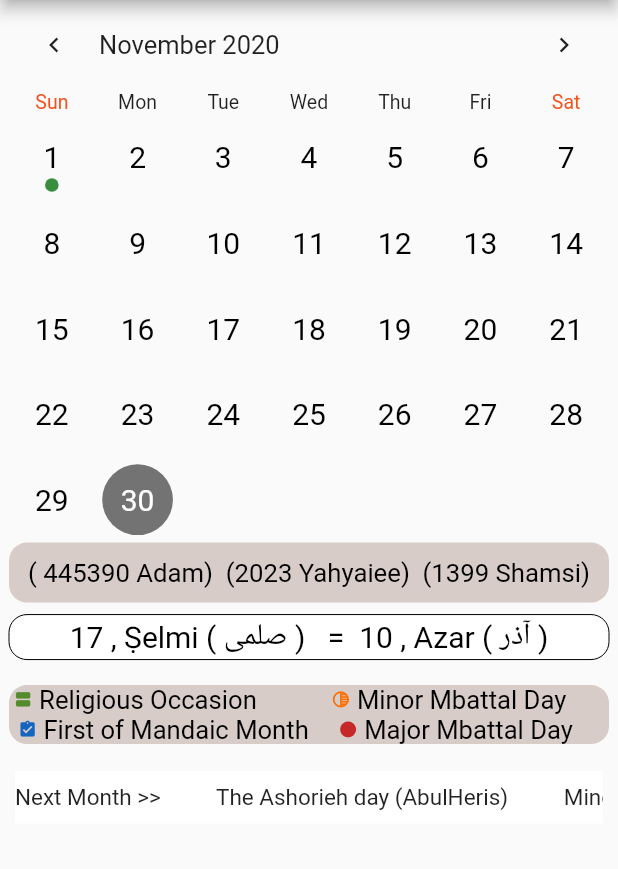
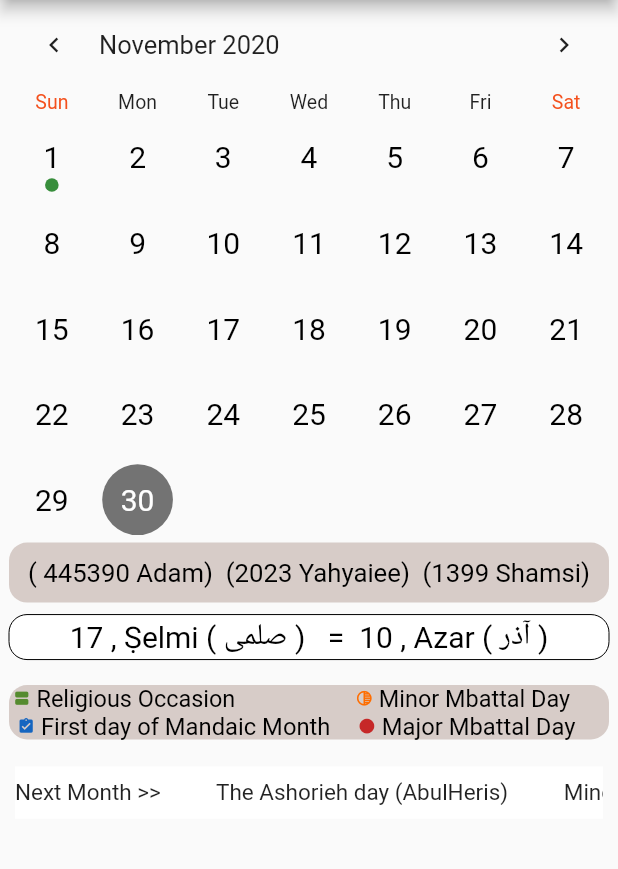
Before and after one commit to robertalv/MandaeanCalendar, a Flutter app: the screen it shows after launch, on a phone screen of 412 x 824 dp, the part 60-929 px from its top. Run offline on Flutter 3.47's test engine with Material 2 defaults, Android fonts, the light colour scheme and no system bars; drawn by our look-alikes of marquee, table_calendar; our stand-ins replace shamsi_date; missing offline and left inert: jalali_calendar.

```diff
--- a/lib/manda_equivalent.dart
+++ b/lib/manda_equivalent.dart
@@ -43,7 +43,7 @@ class MandaEqu {
 
   static mandaFirstMonth() {
     Map firstMonth = {
-      'en_US': ' First of Mandaic Month    ',
+      'en_US': ' First day of Mandaic Month    ',
       'fa_IR': '     اول ماه مندایی  ',
       'ar': '      رأس الشهر '
     };
@@ -71,7 +71,7 @@ class MandaEqu {
 
   static mandaFeastName() {
     Map heavytMbattal = {
-      'en_US': ' Religious Occasion           ',
+      'en_US': ' Religious Occasion                    ',
       'fa_IR': '        مناسبت دینی  ',
       'ar': '   مناسبه دینیه '
     };
@@ -96,7 +96,7 @@ class MandaEqu {
       'en_US': [
         '  Select an occasion',
         '  Religious Holy Days',
-        '  First of Mandaic Month',
+        '  First day of Mandaic Month',
         '  Minor Mbattal Day',
         '  Major Mbattal Day',
       ],
```
Also changed, not shown: lib/manda_top_icon_holy_days.dart (+7 -2 lines).
